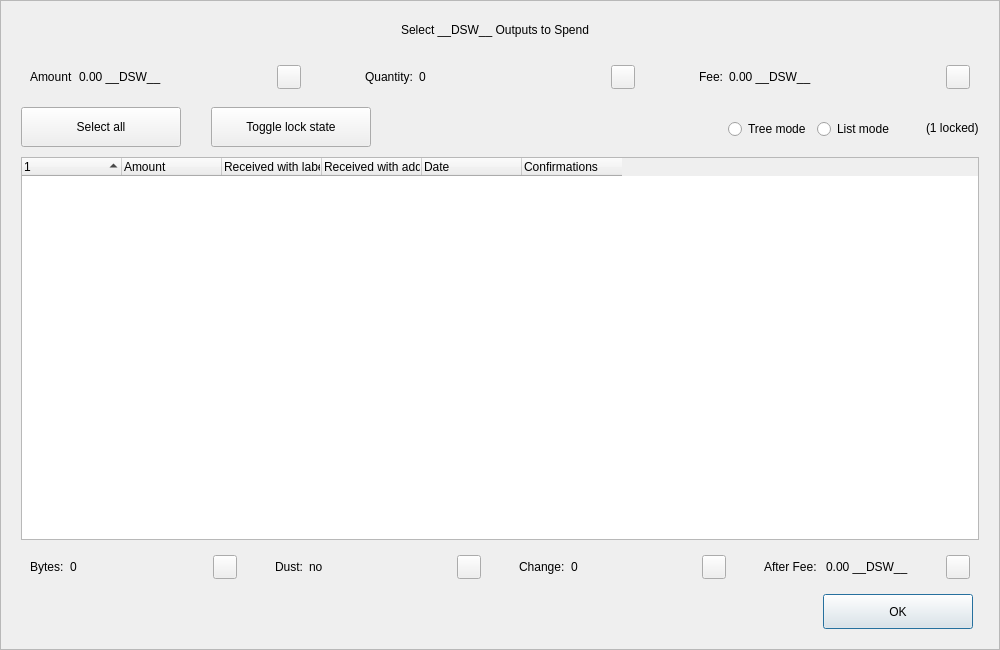
This is src/qt/forms/coincontroldialog.ui in decenomy/DSW as Qt 5 draws it before an edit. The edited form follows.
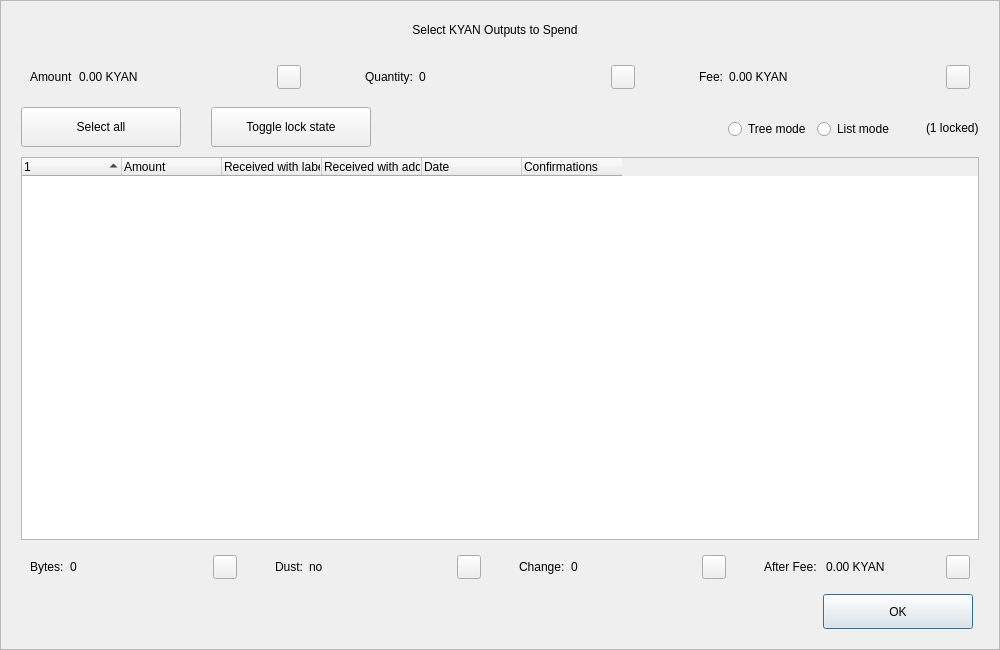
This is the edited form. Custom widgets are drawn as their Qt base class.

Patch:
```diff
--- a/src/qt/forms/coincontroldialog.ui
+++ b/src/qt/forms/coincontroldialog.ui
@@ -98,7 +98,7 @@
            </size>
           </property>
           <property name="text">
-           <string>Select __DSW__ Outputs to Spend</string>
+           <string>Select KYAN Outputs to Spend</string>
           </property>
           <property name="alignment">
            <set>Qt::AlignCenter</set>
@@ -144,7 +144,7 @@
            <item>
             <widget class="QLabel" name="labelCoinControlAmount">
              <property name="text">
-              <string>0.00 __DSW__</string>
+              <string>0.00 KYAN</string>
              </property>
             </widget>
            </item>
@@ -268,7 +268,7 @@
            <item>
             <widget class="QLabel" name="labelCoinControlFee">
              <property name="text">
-              <string>0.00 __DSW__</string>
+              <string>0.00 KYAN</string>
              </property>
             </widget>
            </item>
@@ -729,7 +729,7 @@
            <item>
             <widget class="QLabel" name="labelCoinControlAfterFee">
              <property name="text">
-              <string>0.00 __DSW__</string>
+              <string>0.00 KYAN</string>
              </property>
             </widget>
            </item>
```
